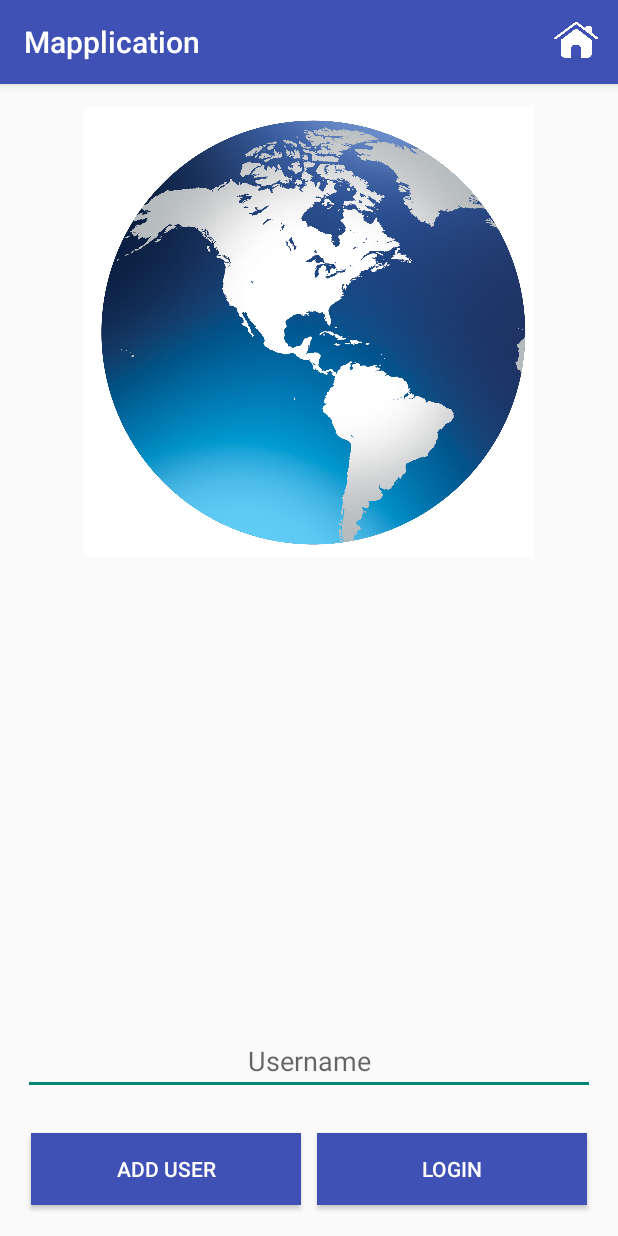
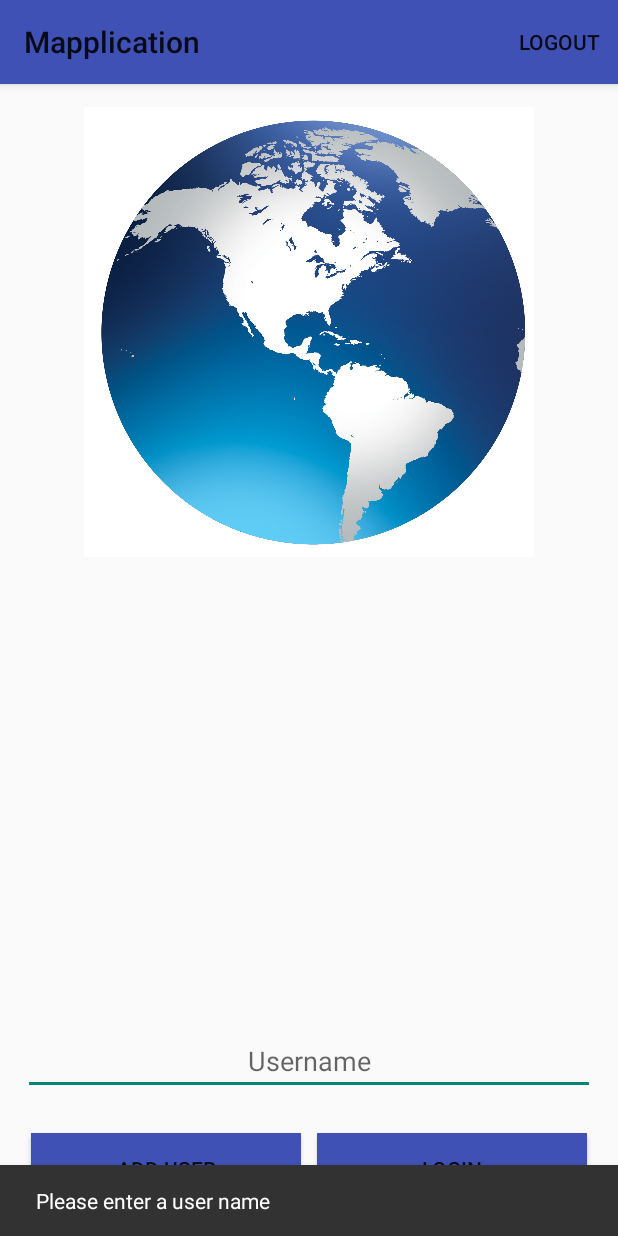
Before and after one commit to rachelbock/AndroidClass, an Android app: the screen it shows after launch (MainActivity), after a tap on "ADD USER", on a phone screen of 412 x 824 dp. Run offline under Robolectric (Android 15) with nearby library versions, the phone set to English and light mode, and no system bars; our stand-ins replace ButterKnife, Picasso.

Commit message:
Completed Homework 6

```diff
--- a/Homework6/app/src/main/java/com/rage/homework6/LoginFragment.java
+++ b/Homework6/app/src/main/java/com/rage/homework6/LoginFragment.java
@@ -2,6 +2,7 @@ package com.rage.homework6;
 
 
 import android.os.Bundle;
+import android.support.design.widget.Snackbar;
 import android.support.v4.app.Fragment;
 import android.support.v4.app.FragmentTransaction;
 import android.view.LayoutInflater;
@@ -10,7 +11,7 @@ import android.view.ViewGroup;
 import android.widget.Button;
 import android.widget.EditText;
 import android.widget.ImageView;
-import android.widget.Toast;
+import android.widget.RelativeLayout;
 
 import com.squareup.picasso.Picasso;
 
@@ -32,6 +33,8 @@ public class LoginFragment extends Fragment {
     EditText userName;
     @Bind(R.id.login_fragment_globe_image)
     ImageView globeImage;
+    @Bind(R.id.login_fragment_relative_layout)
+    RelativeLayout relativeLayout;
 
     public LoginFragment() {
         // Required empty public constructor
@@ -61,7 +64,7 @@ public class LoginFragment extends Fragment {
     public void onAddUserButtonClicked(Button button) {
 
         if (userName.getText().toString().isEmpty()) {
-            Toast.makeText(getContext(), "Please enter a user name", Toast.LENGTH_SHORT).show();
+            Snackbar.make(relativeLayout, R.string.enter_username, Snackbar.LENGTH_SHORT).show();
         }
 
         else {
@@ -71,7 +74,7 @@ public class LoginFragment extends Fragment {
             boolean userExists = doesUserExist(user);
 
             if (userExists) {
-                Toast.makeText(getContext(), R.string.user_already_exists, Toast.LENGTH_SHORT).show();
+                Snackbar.make(relativeLayout, R.string.user_already_exists, Snackbar.LENGTH_SHORT).show();
             } else {
                 userLocalDatabaseSQLiteHelper.insertUser(user);
                 int id = userLocalDatabaseSQLiteHelper.getIdForUserWithName(user.getName());
@@ -88,7 +91,7 @@ public class LoginFragment extends Fragment {
     public void onLoginButtonClicked(Button button) {
 
         if (userName.getText().toString().isEmpty()) {
-            Toast.makeText(getContext(), "Please enter a user name", Toast.LENGTH_SHORT).show();
+            Snackbar.make(relativeLayout, R.string.enter_username, Snackbar.LENGTH_SHORT).show();
         }
 
         else {
@@ -103,7 +106,7 @@ public class LoginFragment extends Fragment {
                 transaction.replace(R.id.main_activity_frame_layout, MapTagFragment.newInstance(user));
                 transaction.commit();
             } else {
-                Toast.makeText(getContext(), R.string.user_does_not_exist, Toast.LENGTH_SHORT).show();
+                Snackbar.make(relativeLayout, R.string.user_does_not_exist, Snackbar.LENGTH_SHORT).show();
             }
         }
 
--- a/Homework6/app/src/main/java/com/rage/homework6/MainActivity.java
+++ b/Homework6/app/src/main/java/com/rage/homework6/MainActivity.java
@@ -24,7 +24,6 @@ public class MainActivity extends AppCompatActivity {
         ButterKnife.bind(this);
 
         toolbar.setTitle(R.string.mapplication);
-        toolbar.setTitleTextColor(-1);
         setSupportActionBar(toolbar);
 
 
--- a/Homework6/app/src/main/res/layout/fragment_login.xml
+++ b/Homework6/app/src/main/res/layout/fragment_login.xml
@@ -4,8 +4,8 @@
     android:layout_height="match_parent"
     tools:context=".LoginFragment"
     android:layout_margin="15dp"
+    android:id="@+id/login_fragment_relative_layout"
     >
-
 
     <ImageView
         android:layout_width="300dp"
@@ -30,7 +30,6 @@
             android:layout_weight="1"
             android:layout_margin="5dp"
             android:background="@color/colorPrimary"
-            android:textColor="@android:color/white"
             />
 
         <Button
@@ -41,7 +40,6 @@
             android:layout_weight="1"
             android:layout_margin="5dp"
             android:background="@color/colorPrimary"
-            android:textColor="@android:color/white"
             />
 
     </LinearLayout>
--- a/Homework6/app/src/main/res/layout/fragment_map_tag.xml
+++ b/Homework6/app/src/main/res/layout/fragment_map_tag.xml
@@ -20,4 +20,5 @@
         android:layout_alignParentEnd="true"
         android:layout_alignParentBottom="true"
         />
+
 </RelativeLayout>
--- a/Homework6/app/src/main/res/menu/activity_main_menu.xml
+++ b/Homework6/app/src/main/res/menu/activity_main_menu.xml
@@ -3,7 +3,6 @@
     xmlns:app="http://schemas.android.com/apk/res-auto">
     <item
         android:id="@+id/action_bar_logout_button"
-        android:icon="@drawable/home"
         android:title="@string/logout"
         app:showAsAction="ifRoom"
         />
--- a/Homework6/app/src/main/res/values/strings.xml
+++ b/Homework6/app/src/main/res/values/strings.xml
@@ -18,4 +18,7 @@
     <string name="globe_image">globe_image</string>
     <string name="remove_markers">Remove Markers</string>
     <string name="add_markers">Add Markers</string>
+    <string name="add_marker_mode">You are back in Add Marker Mode</string>
+    <string name="remove_marker_mode">You are now in Remove Marker mode</string>
+    <string name="enter_username">Please enter a user name</string>
 </resources>
```
Also changed, not shown: Homework6/app/src/main/java/com/rage/homework6/MapTagFragment.java (+19 -6 lines), Homework6/app/src/main/java/com/rage/homework6/UserLocalDatabaseSQLiteHelper.java (+7 -2 lines).
